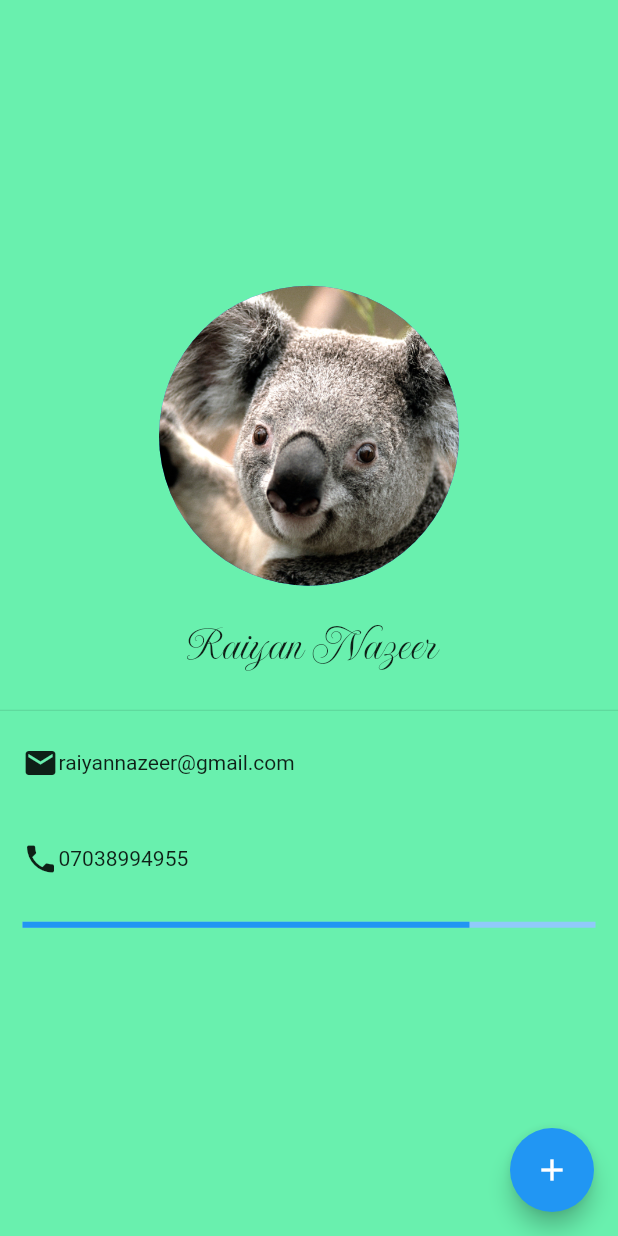
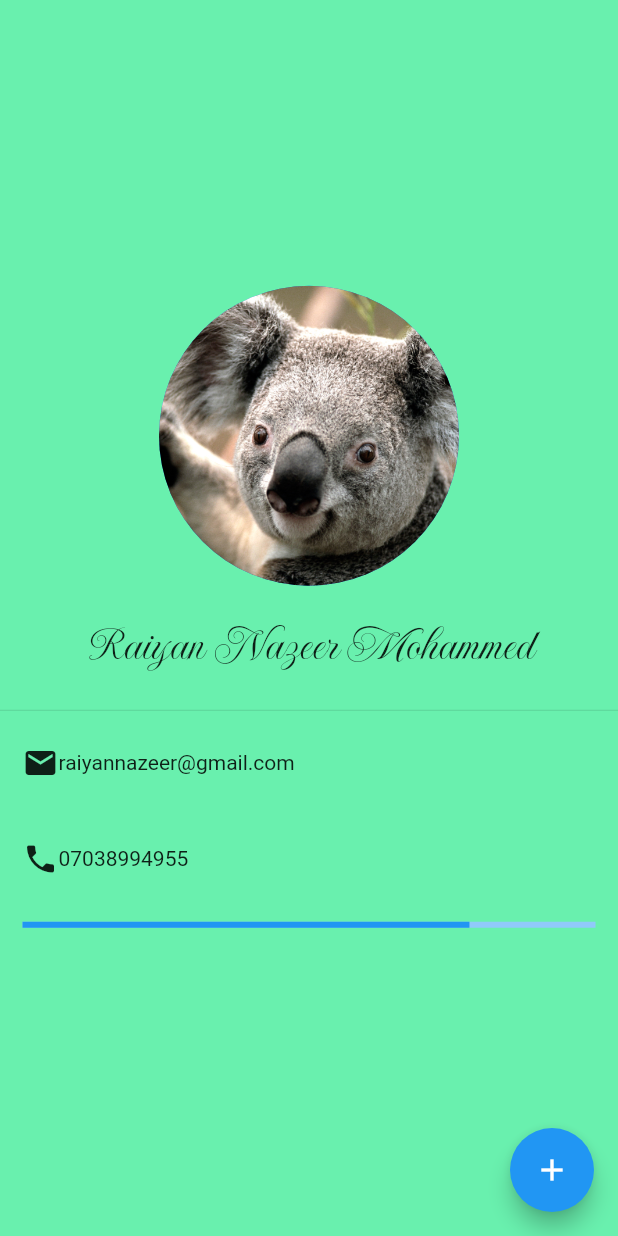
Before and after one commit to nraiyan/mi-card, a Flutter app: the screen it shows after launch, on a phone screen of 412 x 824 dp. Run offline on Flutter 3.47's test engine with Material 2 defaults, Android fonts, the phone set to English and light mode, and no system bars.

Commit message:
Named added

```diff
--- a/lib/main.dart
+++ b/lib/main.dart
@@ -55,7 +55,7 @@ class _CardState extends State<Card> {
             SizedBox(
               height: 20,
             ),
-            Text('Raiyan Nazeer',
+            Text('Raiyan Nazeer Mohammed',
                 style: TextStyle(fontSize: 33, fontFamily: 'ImperialScript')),
             SizedBox(
               height: 15,
```
